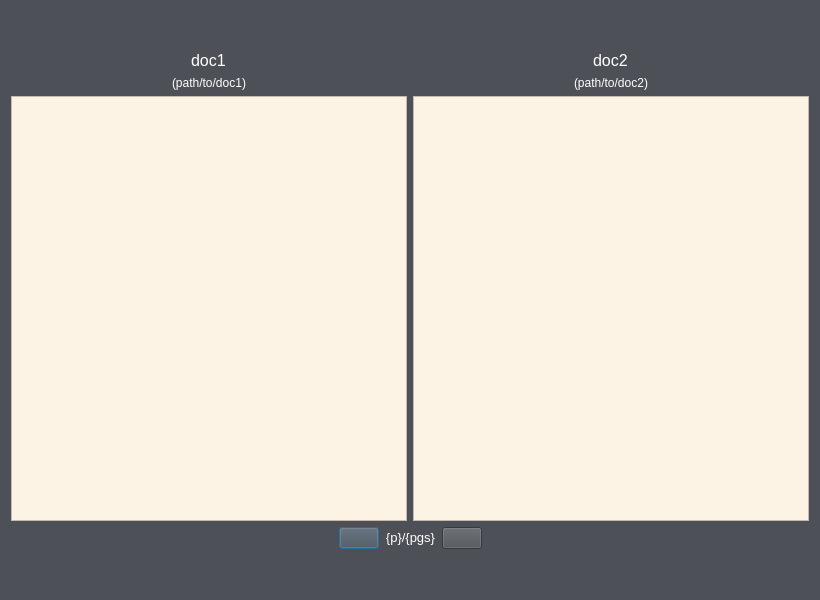
First picture: the form in plagdef/gui/ui/matches_dialog.ui, repository devWhyqueue/plagdef, before the edit.
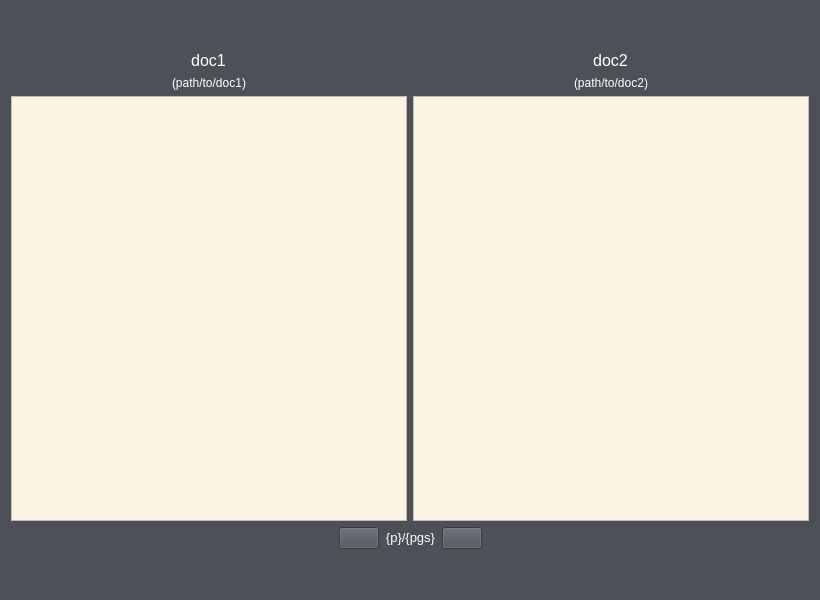
Second picture: the form after the edit. Icons and pictures are not drawn.

Commit message: Open file on label click

The edit to the form file:
```diff
--- a/plagdef/gui/ui/matches_dialog.ui
+++ b/plagdef/gui/ui/matches_dialog.ui
@@ -73,36 +73,6 @@
                             </property>
                         </widget>
                     </item>
-                    <item row="0" column="1" alignment="Qt::AlignHCenter">
-                        <widget class="QLabel" name="doc2_label">
-                            <property name="styleSheet">
-                                <string notr="true">color: rgb(255, 255, 255);
-                                    font-size: 12pt;
-                                </string>
-                            </property>
-                            <property name="text">
-                                <string>doc2</string>
-                            </property>
-                            <property name="wordWrap">
-                                <bool>false</bool>
-                            </property>
-                        </widget>
-                    </item>
-                    <item row="0" column="0" alignment="Qt::AlignHCenter">
-                        <widget class="QLabel" name="doc1_label">
-                            <property name="styleSheet">
-                                <string notr="true">color: rgb(255, 255, 255);
-                                    font-size: 12pt;
-                                </string>
-                            </property>
-                            <property name="text">
-                                <string>doc1</string>
-                            </property>
-                            <property name="wordWrap">
-                                <bool>false</bool>
-                            </property>
-                        </widget>
-                    </item>
                     <item row="2" column="0">
                         <widget class="QTextBrowser" name="doc1_text">
                             <property name="sizePolicy">
@@ -144,6 +114,48 @@
                             </property>
                         </widget>
                     </item>
+                    <item row="0" column="0" alignment="Qt::AlignHCenter">
+                        <widget class="QPushButton" name="doc1_label">
+                            <property name="minimumSize">
+                                <size>
+                                    <width>0</width>
+                                    <height>0</height>
+                                </size>
+                            </property>
+                            <property name="styleSheet">
+                                <string notr="true">QPushButton{
+                                    color: rgb(255, 255, 255);
+                                    font-size: 12pt;
+                                    border-style: inset;
+                                    }
+                                    :hover{
+                                    font-weight: bold;
+                                    }
+                                </string>
+                            </property>
+                            <property name="text">
+                                <string>doc1</string>
+                            </property>
+                        </widget>
+                    </item>
+                    <item row="0" column="1" alignment="Qt::AlignHCenter">
+                        <widget class="QPushButton" name="doc2_label">
+                            <property name="styleSheet">
+                                <string notr="true">QPushButton{
+                                    color: rgb(255, 255, 255);
+                                    font-size: 12pt;
+                                    border-style: inset;
+                                    }
+                                    :hover{
+                                    font-weight: bold;
+                                    }
+                                </string>
+                            </property>
+                            <property name="text">
+                                <string>doc2</string>
+                            </property>
+                        </widget>
+                    </item>
                 </layout>
             </item>
             <item>
```
The commit also changes 2 other files.
